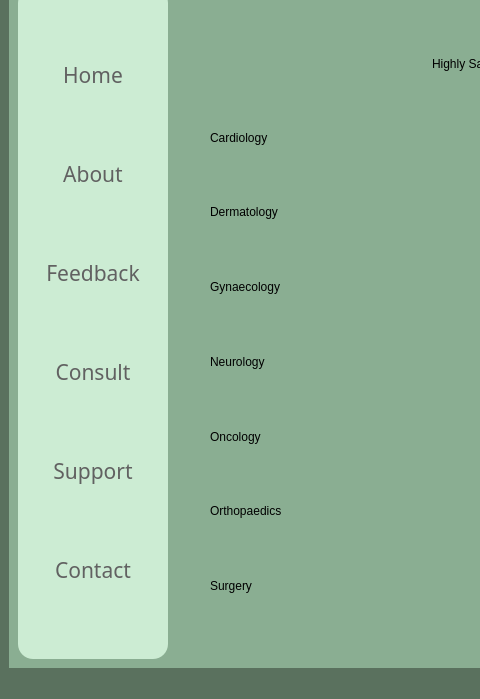
First picture: the form in Feedback_window.ui, repository srishtiigautam/restorehealth, before the edit; both pictures show x 0 to 480 and y 136 to 835 of the 1068 by 835 pixel window.
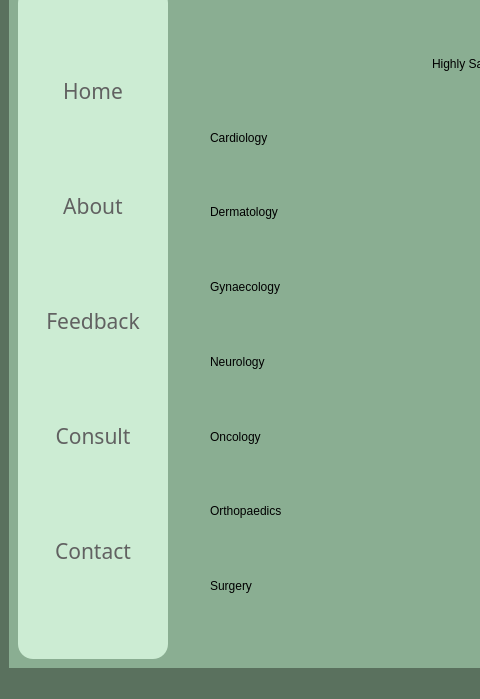
Second picture: the form after the edit. Icons and pictures are not drawn.

```diff
--- a/Feedback_window.ui
+++ b/Feedback_window.ui
@@ -215,6 +215,7 @@
              <font>
               <family>Javanese Text</family>
               <pointsize>16</pointsize>
+              <weight>50</weight>
               <bold>false</bold>
              </font>
             </property>
@@ -247,6 +248,7 @@
              <font>
               <family>Javanese Text</family>
               <pointsize>16</pointsize>
+              <weight>50</weight>
               <bold>false</bold>
              </font>
             </property>
@@ -279,6 +281,7 @@
              <font>
               <family>Javanese Text</family>
               <pointsize>16</pointsize>
+              <weight>50</weight>
               <bold>false</bold>
              </font>
             </property>
@@ -311,6 +314,7 @@
              <font>
               <family>Javanese Text</family>
               <pointsize>16</pointsize>
+              <weight>50</weight>
               <bold>false</bold>
              </font>
             </property>
@@ -337,44 +341,13 @@
             </property>
            </widget>
           </item>
-          <item>
-           <widget class="QPushButton" name="pushButton_5">
-            <property name="font">
-             <font>
-              <family>Javanese Text</family>
-              <pointsize>16</pointsize>
-              <bold>false</bold>
-             </font>
-            </property>
-            <property name="cursor">
-             <cursorShape>PointingHandCursor</cursorShape>
-            </property>
-            <property name="styleSheet">
-             <string notr="true">QPushButton{
-color: rgb(97, 97, 97);
-border-radius:10px;
-}
-
-QPushButton:hover{
-background-color: rgb(220, 255, 228);
-	/*color: rgb(255, 255, 255);*/
-	font: 700 16pt &quot;Constantia&quot;;
-}
-
-
-</string>
-            </property>
-            <property name="text">
-             <string>Support</string>
-            </property>
-           </widget>
-          </item>
           <item>
            <widget class="QPushButton" name="Contact_button">
             <property name="font">
              <font>
               <family>Javanese Text</family>
               <pointsize>16</pointsize>
+              <weight>50</weight>
               <bold>false</bold>
              </font>
             </property>
```
Left out of the diff: 4 changed lines with no effect on the pictures.
